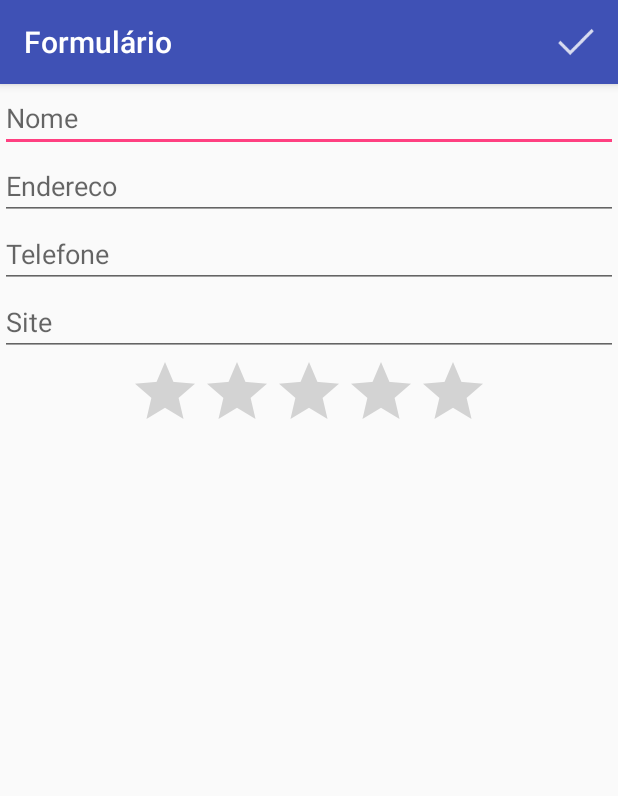
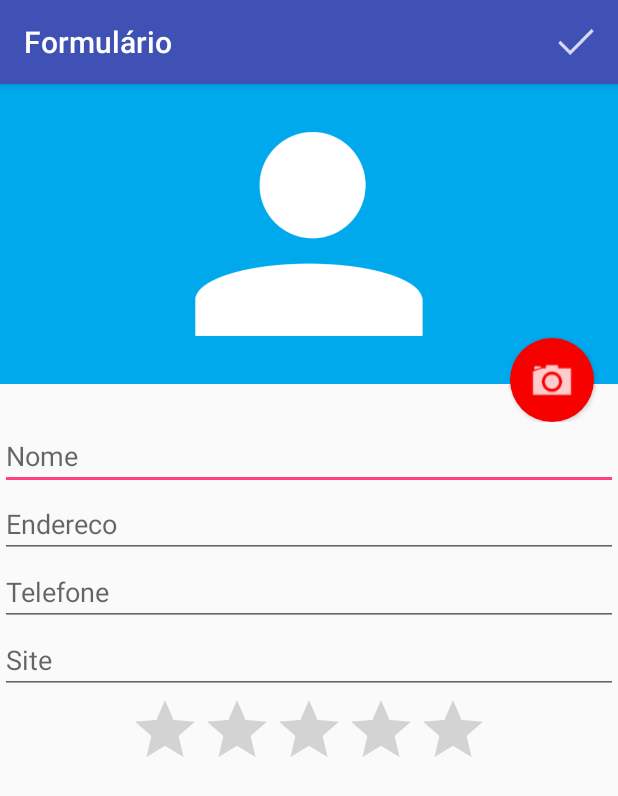
Before and after one commit to DeividVeloso/Android, an Android app: the FormularioActivity screen opened directly, with no data from a screen before it, on a phone screen of 412 x 824 dp. Shown: the top 796 px of the screen. Run offline under Robolectric (Android 15) with nearby library versions, the phone set to English and light mode, and no system bars.

Commit message:
add camera and imagem in formulario_activity

```diff
--- a/app/src/main/java/br/com/veloso/agenda/ListaAlunosActivity.java
+++ b/app/src/main/java/br/com/veloso/agenda/ListaAlunosActivity.java
@@ -125,7 +125,7 @@ public class ListaAlunosActivity extends AppCompatActivity {
 
         MenuItem itemMaps = menu.add("Visualizar no mapa");
         Intent intentMaps = new Intent(Intent.ACTION_VIEW);
-        intentMaps.setData(Uri.parse("geo:0,0?q=" + aluno.getEndereco()));
+        intentMaps.setData(Uri.parse("geo:0,0?z=14&q=" + aluno.getEndereco()));
         itemMaps.setIntent(intentMaps);
 
         MenuItem itemSite = menu.add("Visitar site");
--- /dev/null
+++ b/app/src/main/res/drawable/fundo_camera.xml
@@ -0,0 +1,14 @@
+<?xml version="1.0" encoding="utf-8"?>
+<layer-list xmlns:android="http://schemas.android.com/apk/res/android">
+    <item>
+        <shape
+            android:shape="oval">
+            <solid android:color="#f70000"/>
+            <padding android:bottom="10dp"
+                android:left="10dp"
+                android:right="10dp"
+                android:top="10dp"/>
+        </shape>
+    </item>
+    <item android:drawable="@drawable/ic_camera"></item>
+</layer-list>
--- a/app/src/main/res/layout/activity_formulario.xml
+++ b/app/src/main/res/layout/activity_formulario.xml
@@ -6,6 +6,27 @@
         android:layout_width="match_parent"
         android:layout_height="match_parent"
         android:orientation="vertical">
+
+        <RelativeLayout
+            android:layout_width="match_parent"
+            android:layout_height="225dp">
+
+            <ImageView
+                android:layout_width="match_parent"
+                android:layout_height="200dp"
+                android:src="@drawable/person"
+                android:background="#00A8EC"/>
+
+            <Button
+                android:layout_width="56dp"
+                android:layout_height="56dp"
+                android:background="@drawable/fundo_camera"
+                android:layout_alignParentBottom="true"
+                android:layout_alignParentRight="true"
+                android:layout_marginRight="16dp"/>
+
+        </RelativeLayout>
+
 
         <EditText
             android:id="@+id/formulario_nome"
```
